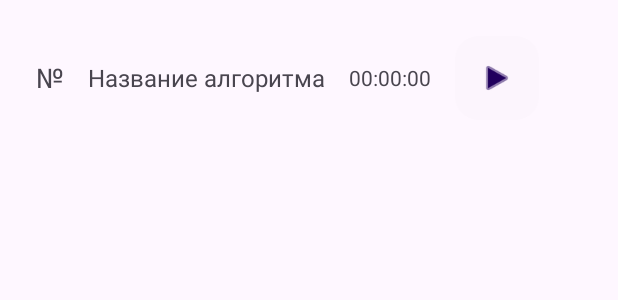
After one commit to irina410/TaskTimer, an Android app: the layout item_task.xml on its own in the app's theme, with its tools: preview values and no code run, on a phone screen of 412 x 824 dp. The commit adds this screen. Shown: the top 300 px of the screen. Run offline under Robolectric (Android 15) with nearby library versions, the phone set to English and light mode, and no system bars.

Commit message:
add TaskFragment

```diff
--- a/app/src/main/java/com/example/tasktimer/view/TaskFragment.kt
+++ b/app/src/main/java/com/example/tasktimer/view/TaskFragment.kt
@@ -1,18 +1,45 @@
 package com.example.tasktimer.view
 
+import TaskAdapter
 import android.os.Bundle
 import android.view.LayoutInflater
 import android.view.View
 import android.view.ViewGroup
+import android.widget.Toast
 import androidx.fragment.app.Fragment
+import androidx.recyclerview.widget.LinearLayoutManager
+import androidx.recyclerview.widget.RecyclerView
 import com.example.tasktimer.R
+import com.example.tasktimer.model.Task
+import com.google.android.material.floatingactionbutton.FloatingActionButton
 
 class TaskFragment : Fragment() {
+    private val tasks = mutableListOf<Task>() // Список задач
+    private lateinit var taskAdapter: TaskAdapter
 
     override fun onCreateView(
         inflater: LayoutInflater, container: ViewGroup?,
         savedInstanceState: Bundle?
     ): View {
-        return inflater.inflate(R.layout.fragment_task, container, false)
+        val view = inflater.inflate(R.layout.fragment_task, container, false)
+
+        // Инициализация RecyclerView
+        val recyclerView: RecyclerView = view.findViewById(R.id.recyclerView)
+        taskAdapter = TaskAdapter(tasks) { task -> deleteTask(task) }
+        recyclerView.layoutManager = LinearLayoutManager(requireContext())
+        recyclerView.adapter = taskAdapter
+
+        // Обработчик кнопки FAB
+        view.findViewById<FloatingActionButton>(R.id.fab).setOnClickListener {
+            // Логика для добавления новой задачи
+        }
+
+        return view
+    }
+
+    private fun deleteTask(task: Task) {
+        tasks.remove(task)
+        taskAdapter.notifyDataSetChanged()
+        Toast.makeText(requireContext(), "Задача удалена", Toast.LENGTH_SHORT).show()
     }
 }
--- /dev/null
+++ b/app/src/main/res/layout/item_task.xml
@@ -0,0 +1,47 @@
+<LinearLayout xmlns:android="http://schemas.android.com/apk/res/android"
+    xmlns:app="http://schemas.android.com/apk/res-auto"
+    android:layout_width="match_parent"
+    android:layout_height="wrap_content"
+    android:orientation="horizontal"
+    android:padding="16dp">
+
+    <TextView
+        android:id="@+id/taskNumber"
+        android:layout_width="wrap_content"
+        android:layout_height="wrap_content"
+        android:text="№"
+        android:textSize="18sp"
+        android:layout_margin="8dp"
+        android:layout_gravity="center"/>
+
+    <TextView
+        android:id="@+id/taskName"
+        android:layout_width="wrap_content"
+        android:layout_height="wrap_content"
+        android:text="Название алгоритма"
+        android:textSize="16sp"
+        android:layout_margin="8dp"
+        android:layout_gravity="center"/>
+
+    <TextView
+        android:id="@+id/taskTime"
+        android:layout_width="wrap_content"
+        android:layout_height="wrap_content"
+        android:text="00:00:00"
+        android:textSize="14sp"
+        android:layout_margin="8dp"
+        android:layout_gravity="center"/>
+
+    <com.google.android.material.floatingactionbutton.FloatingActionButton
+        android:id="@+id/fab"
+        android:layout_width="wrap_content"
+        android:layout_height="wrap_content"
+        android:layout_gravity="center"
+        android:layout_margin="8dp"
+        android:contentDescription="go Task"
+        android:src="@android:drawable/ic_media_play"
+        app:backgroundTint="#FCF5FD"
+        app:elevation="0dp"/>
+
+
+</LinearLayout>
```
